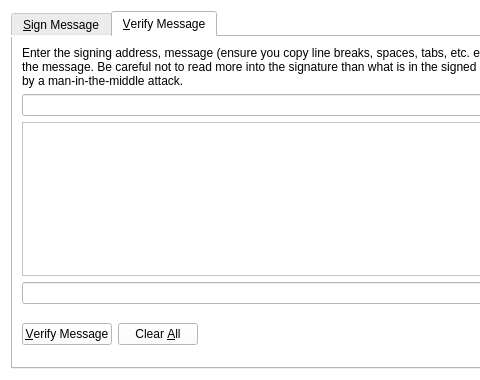
The window that src/qt/forms/signverifymessagedialog.ui (ajeef/Rubix) describes before a commit, drawn with Qt 5; both pictures show x 0 to 480 and y 0 to 380 of the 700 by 380 pixel window.
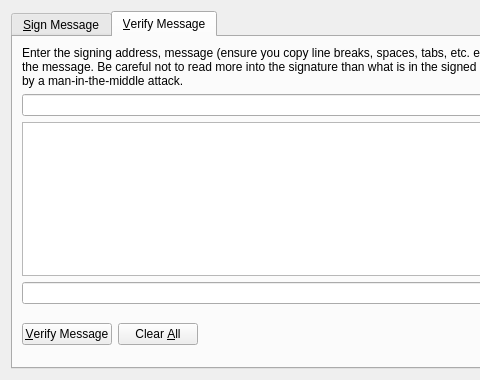
The same window after the commit. Icons and pictures are not drawn. Custom widgets are drawn as their Qt base class.

```diff
--- a/src/qt/forms/signverifymessagedialog.ui
+++ b/src/qt/forms/signverifymessagedialog.ui
@@ -13,9 +13,6 @@
   <property name="windowTitle">
    <string>Signatures - Sign / Verify a Message</string>
   </property>
-  <property name="styleSheet">
-   <string notr="true">background-color: rgb(255, 255, 255);</string>
-  </property>
   <property name="modal">
    <bool>true</bool>
   </property>
```
Left out of the diff: 8 changed lines with no effect on the pictures.
